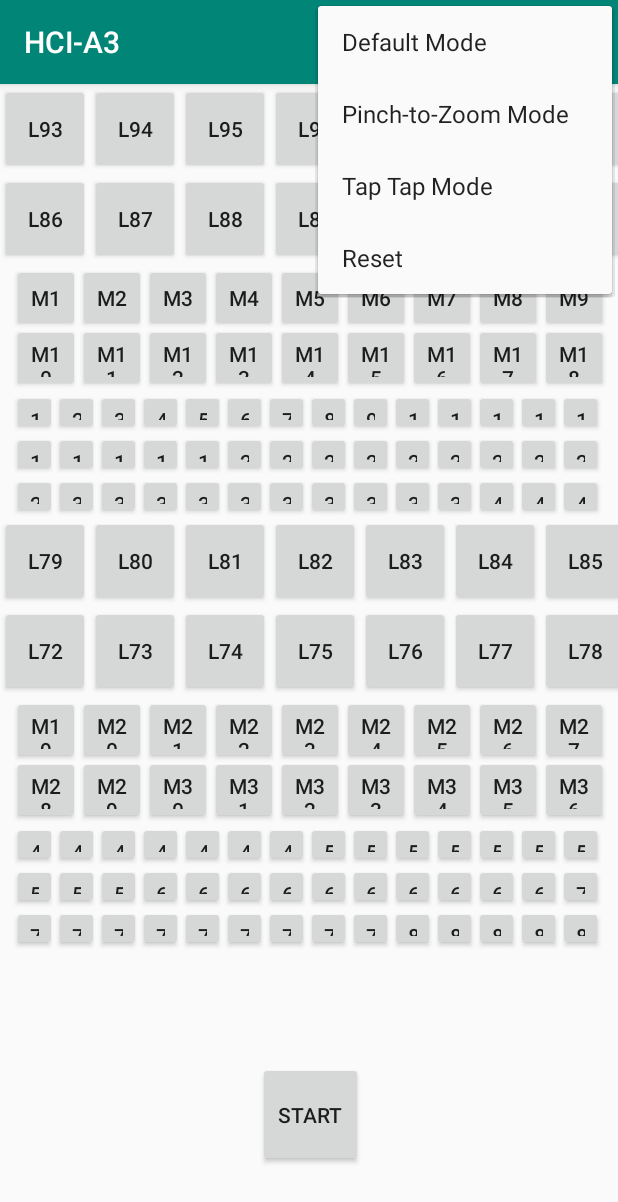
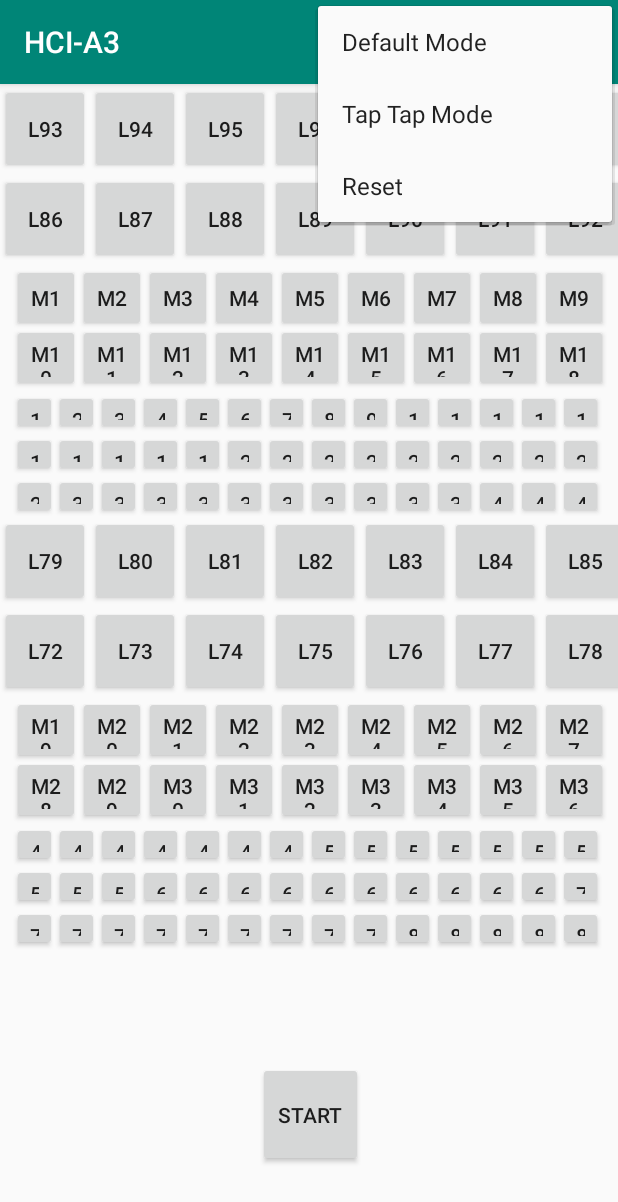
Before and after one commit to JaivirBali/HCIA3, an Android app: the screen it shows after launch (MainActivity), with the options menu open, on a phone screen of 412 x 824 dp. Shown: the top 1202 px of the screen. Run offline under Robolectric (Android 15) with nearby library versions, the phone set to English and light mode, and no system bars.

Commit message:
-Added Mode type to logging -Deleted Pinch to zoom

```diff
--- a/app/src/main/res/menu/menu.xml
+++ b/app/src/main/res/menu/menu.xml
@@ -5,10 +5,6 @@
         android:id="@+id/defaultMode"
         app:showAsAction="never"
         android:title="Default Mode" />
-    <item
-        android:id="@+id/pinchToZoom"
-        app:showAsAction="never"
-        android:title="Pinch-to-Zoom Mode" />
     <item
         android:id="@+id/tapTap"
         app:showAsAction="never"
```
Also changed, not shown: app/src/main/java/com/example/hci_a3/MainActivity.java (+10 -11 lines).
